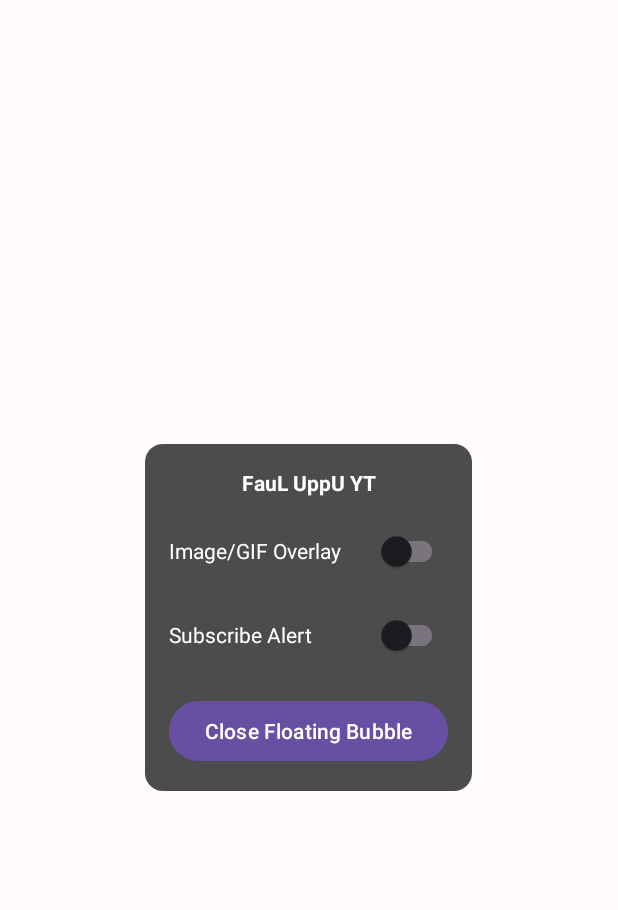
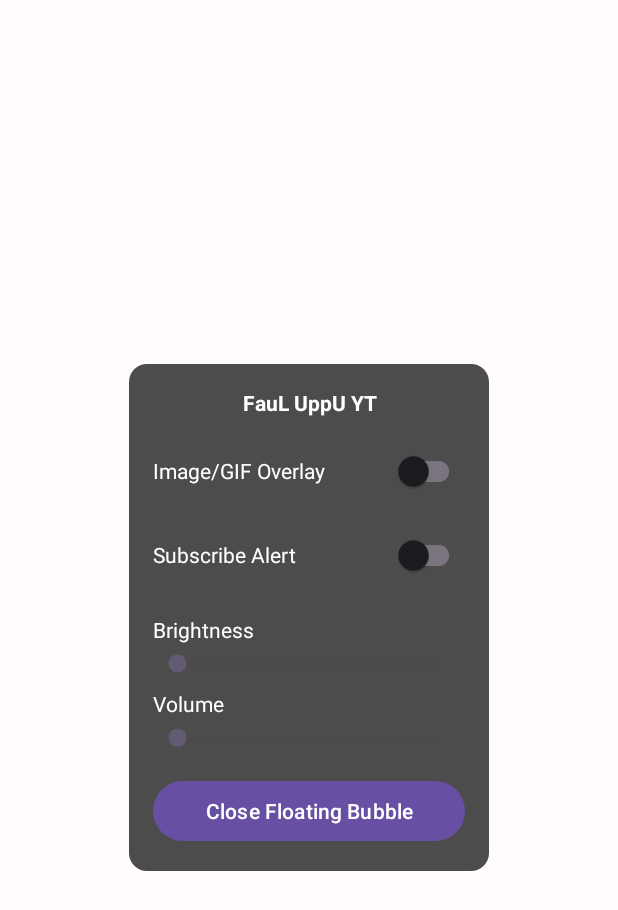
Before and after one commit to UpendraNishad/FauL_UppU_YT, an Android app: the layout menu_layout.xml on its own in the app's theme, with its tools: preview values and no code run, on a phone screen of 412 x 824 dp. Shown: the top 910 px of the screen. Run offline under Robolectric (Android 15) with nearby library versions, the phone set to English and light mode, and no system bars.

Commit message:
all good before mic

```diff
--- a/app/src/main/AndroidManifest.xml
+++ b/app/src/main/AndroidManifest.xml
@@ -4,6 +4,7 @@
     <uses-permission android:name="android.permission.FOREGROUND_SERVICE" />
     <uses-permission android:name="android.permission.SYSTEM_ALERT_WINDOW" />
     <uses-permission android:name="android.permission.INTERNET" />
+    <uses-permission android:name="android.permission.WRITE_SETTINGS" />
 
     <application
         android:allowBackup="true"
--- a/app/src/main/res/layout/menu_layout.xml
+++ b/app/src/main/res/layout/menu_layout.xml
@@ -2,6 +2,7 @@
 <LinearLayout xmlns:android="http://schemas.android.com/apk/res/android"
     android:id="@+id/menu_panel"
     android:layout_width="wrap_content"
+    android:minWidth="240dp"
     android:layout_height="wrap_content"
     android:layout_gravity="center"
     android:background="@drawable/menu_background"
@@ -22,19 +23,16 @@
         android:layout_height="wrap_content"
         android:gravity="center_vertical"
         android:orientation="horizontal">
-
         <TextView
             android:layout_width="0dp"
             android:layout_height="wrap_content"
             android:layout_weight="1"
             android:text="Image/GIF Overlay"
             android:textColor="@android:color/white" />
-
         <androidx.appcompat.widget.SwitchCompat
             android:id="@+id/switch_image_overlay"
             android:layout_width="wrap_content"
             android:layout_height="wrap_content" />
-
     </LinearLayout>
 
     <LinearLayout
@@ -43,20 +41,42 @@
         android:gravity="center_vertical"
         android:layout_marginTop="8dp"
         android:orientation="horizontal">
-
         <TextView
             android:layout_width="0dp"
             android:layout_height="wrap_content"
             android:layout_weight="1"
             android:text="Subscribe Alert"
             android:textColor="@android:color/white" />
-
         <androidx.appcompat.widget.SwitchCompat
             android:id="@+id/switch_web_alert"
             android:layout_width="wrap_content"
             android:layout_height="wrap_content" />
+    </LinearLayout>
 
-    </LinearLayout>
+    <TextView
+        android:layout_width="wrap_content"
+        android:layout_height="wrap_content"
+        android:layout_marginTop="16dp"
+        android:text="Brightness"
+        android:textColor="@android:color/white" />
+    <SeekBar
+        android:id="@+id/seekBar_brightness"
+        android:layout_width="match_parent"
+        android:layout_height="wrap_content"
+        android:layout_marginTop="4dp"
+        android:max="255" />
+
+    <TextView
+        android:layout_width="wrap_content"
+        android:layout_height="wrap_content"
+        android:layout_marginTop="8dp"
+        android:text="Volume"
+        android:textColor="@android:color/white" />
+    <SeekBar
+        android:id="@+id/seekBar_volume"
+        android:layout_width="match_parent"
+        android:layout_height="wrap_content"
+        android:layout_marginTop="4dp" />
 
     <Button
         android:id="@+id/btn_close_bubble"
```
Also changed, not shown: app/src/main/java/com/example/faul_uppu_yt/MainActivity.kt (+12 -2 lines), app/src/main/java/com/example/faul_uppu_yt/MenuService.kt (+60 -15 lines).
